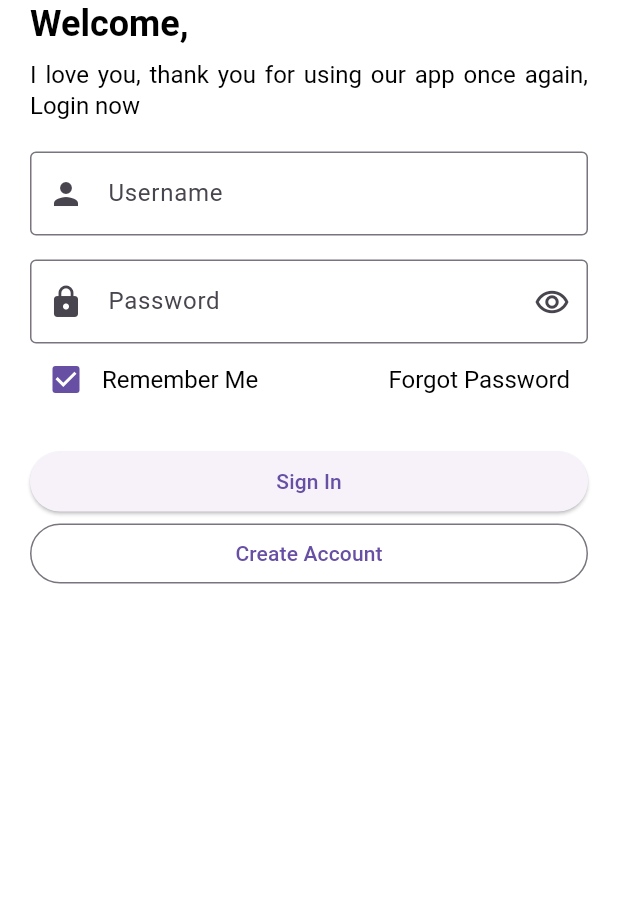
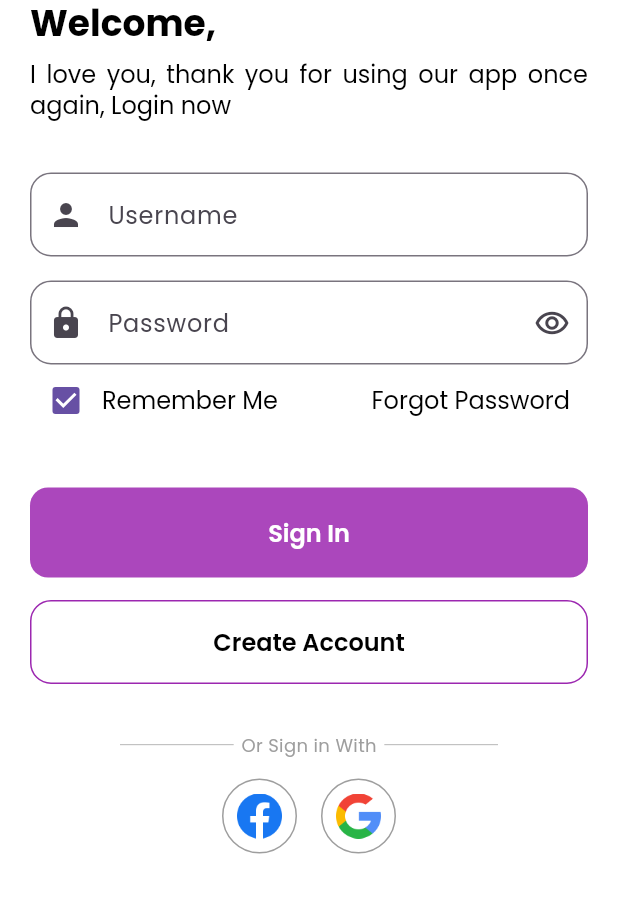
Before and after one commit to coar14/pawlse, a Flutter app: the screen it shows after launch, after a tap on "Skip", on a phone screen of 412 x 824 dp, the part 180-1093 px from its top. Run offline on Flutter 3.47's test engine with Material 2 defaults, Android fonts, the light colour scheme and no system bars; our stand-ins replace google_fonts, introduction_screen.

Commit message:
finishing the login screen

```diff
--- a/lib/getting_started/login.dart
+++ b/lib/getting_started/login.dart
@@ -1,4 +1,5 @@
 import 'package:flutter/material.dart';
+import 'package:google_fonts/google_fonts.dart';
 
 class LoginScreen extends StatelessWidget {
   const LoginScreen({super.key});
@@ -33,16 +34,17 @@ class LoginScreen extends StatelessWidget {
                   ],
                 ),
                 const SizedBox(
-                  height: 20,
+                  height: 34,
                 ),
                 Form(
                   child: Column(
                     children: [
                       TextFormField(
-                        decoration: const InputDecoration(
+                        decoration: InputDecoration(
                             border: OutlineInputBorder(
-                                borderSide: BorderSide(width: 2)),
-                            prefixIcon: Icon(
+                                borderRadius: BorderRadius.circular(14),
+                                borderSide: const BorderSide(width: 2)),
+                            prefixIcon: const Icon(
                               Icons.person,
                             ),
                             labelText: 'Username'),
@@ -51,18 +53,21 @@ class LoginScreen extends StatelessWidget {
                         height: 16,
                       ),
                       TextFormField(
-                        decoration: const InputDecoration(
+                        decoration: InputDecoration(
                             border: OutlineInputBorder(
-                                borderSide: BorderSide(width: 2)),
-                            prefixIcon: Icon(
+                                borderRadius: BorderRadius.circular(14),
+                                borderSide: const BorderSide(width: 2)),
+                            prefixIcon: const Icon(
                               Icons.lock,
                             ),
                             labelText: 'Password',
-                            suffixIcon: Icon(Icons.remove_red_eye_outlined)),
+                            suffixIcon:
+                                const Icon(Icons.remove_red_eye_outlined)),
                       ),
                     ],
                   ),
                 ),
+
                 Row(
                   mainAxisAlignment: MainAxisAlignment.spaceBetween,
                   children: [
@@ -83,23 +88,120 @@ class LoginScreen extends StatelessWidget {
                       child: Text(
                         'Forgot Password',
                         style: Theme.of(context).textTheme.headlineSmall,
-                        )),
+                      ),
+                    ),
                   ],
                 ),
 
-                const SizedBox(height: 20),
+                const SizedBox(height: 34),
                 SizedBox(
                     width: double.infinity,
                     child: ElevatedButton(
+                      style: ElevatedButton.styleFrom(
+                          elevation: 0,
+                          foregroundColor: Colors.white,
+                          backgroundColor: Colors.purple[400],
+                          padding: const EdgeInsets.symmetric(vertical: 18),
+                          textStyle: GoogleFonts.poppins(
+                              textStyle: const TextStyle(
+                                  fontSize: 16,
+                                  fontWeight: FontWeight.w600,
+                                  color: Colors.white)),
+                          shape: RoundedRectangleBorder(
+                              borderRadius: BorderRadius.circular(12))),
                       onPressed: () {},
                       child: const Text('Sign In'),
                     )),
+                const SizedBox(
+                  height: 15,
+                ),
                 SizedBox(
                   width: double.infinity,
                   child: OutlinedButton(
+                    style: OutlinedButton.styleFrom(
+                        elevation: 0,
+                        foregroundColor: Colors.black,
+                        side: const BorderSide(color: Colors.purple),
+                        textStyle: GoogleFonts.poppins(
+                          textStyle: const TextStyle(
+                              fontSize: 16,
+                              fontWeight: FontWeight.w600,
+                              color: Colors.white),
+                        ),
+                        padding: const EdgeInsets.symmetric(
+                            horizontal: 20, vertical: 16),
+                        shape: RoundedRectangleBorder(
+                            borderRadius: BorderRadius.circular(14))),
                     onPressed: () {},
                     child: const Text('Create Account'),
-                    ))
+                  ),
+                ),
+                const SizedBox(
+                  height: 32,
+                ),
+                const Row(
+                  mainAxisAlignment: MainAxisAlignment.center,
+                  children: [
+                    Flexible(
+                      child: Divider(
+                        color: Colors.grey,
+                        thickness: .5,
+                        indent: 60,
+                        endIndent: 5,
+                      ),
+                    ),
+                    Text(
+                      'Or Sign in With',
+                      style: TextStyle(
+                          fontSize: 12,
+                          fontWeight: FontWeight.normal,
+                          color: Colors.grey),
+                    ),
+                    Flexible(
+                      child: Divider(
+                        color: Colors.grey,
+                        thickness: .5,
+                        indent: 5,
+                        endIndent: 60,
+                      ),
+                    )
+                  ],
+                ),
+                const SizedBox(
+                  height: 14,
+                ),
+                Row(
+                  mainAxisAlignment: MainAxisAlignment.center,
+                  children: [
+                    Container(
+                      decoration: BoxDecoration(
+                        border: Border.all(color: Colors.grey),
+                        borderRadius: BorderRadius.circular(100),
+                      ),
+                      child: IconButton(
+                          onPressed: () {},
+                          icon: const Image(
+                              width: 30,
+                              height: 30,
+                              image: AssetImage('assets/icons/facebook.png'))),
+                    ),
+                    const SizedBox(
+                      width: 16,
+                    ),
+                    Container(
+                      decoration: BoxDecoration(
+                        border: Border.all(color: Colors.grey),
+                        borderRadius: BorderRadius.circular(100),
+                      ),
+                      child: IconButton(
+                          onPressed: () {},
+                          icon: const Image(
+                              width: 30,
+                              height: 30,
+                              image: AssetImage('assets/icons/google.png'))),
+                    )
+                  ],
+                )
               ],
             ),
           ),
```
Also changed, not shown: pubspec.yaml (+6 -7 lines), assets/icons/facebook.png (added), assets/icons/google.png (added). Lines whose indentation alone changed are shown as unchanged.
